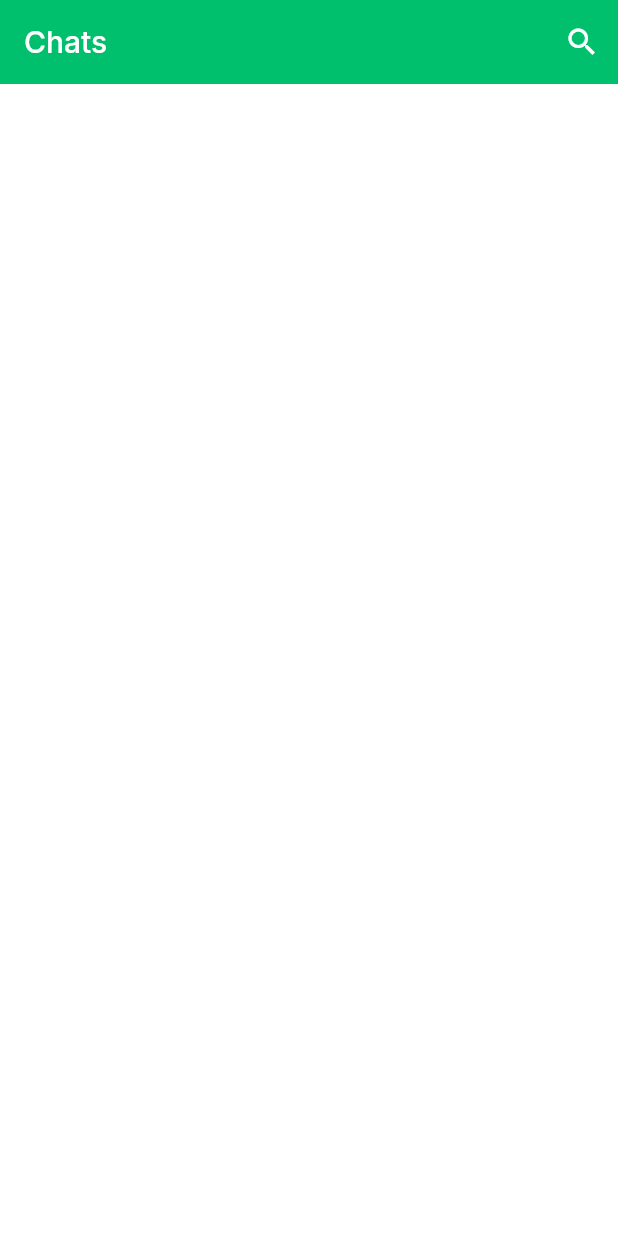
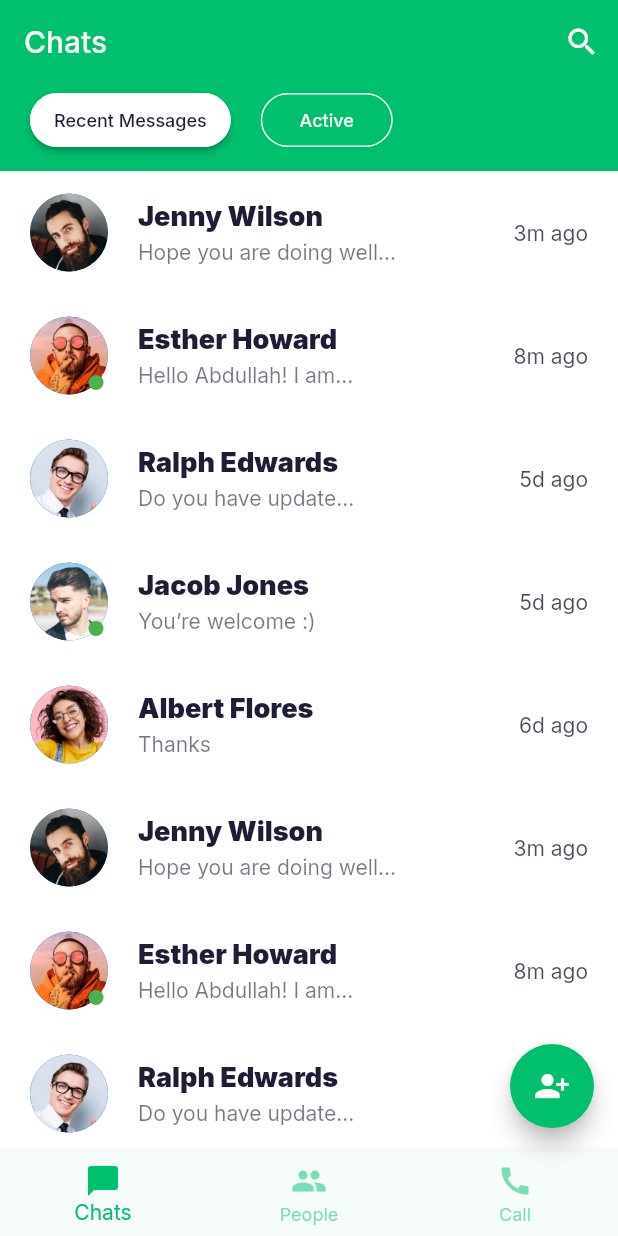
Before and after one commit to Yabish/chatapp-dark-light, a Flutter app: the ChatsScreen screen opened directly, on a phone screen of 412 x 824 dp. Run offline on Flutter 3.47's test engine with Material 2 defaults, Android fonts, the phone set to English and light mode, and no system bars; our stand-ins replace google_fonts.

Commit message:
users screen

```diff
--- a/lib/components/filled_outline_button.dart
+++ b/lib/components/filled_outline_button.dart
@@ -21,6 +21,7 @@ class FillOutlineButton extends StatelessWidget {
         borderRadius: BorderRadius.circular(30),
         side: BorderSide(color: Colors.white),
       ),
+      elevation: isFilled ? 2 : 0,
       color: isFilled ? Colors.white : Colors.transparent,
       onPressed: press,
       child: Text(
--- a/lib/models/Chat.dart
+++ b/lib/models/Chat.dart
@@ -68,4 +68,25 @@ List chatsData = [
     time: "5d ago",
     isActive: false,
   ),
+  Chat(
+    name: "Jenny Wilson",
+    lastMessage: "Hope you are doing well...",
+    image: "assets/images/user.png",
+    time: "3m ago",
+    isActive: false,
+  ),
+  Chat(
+    name: "Esther Howard",
+    lastMessage: "Hello Abdullah! I am...",
+    image: "assets/images/user_2.png",
+    time: "8m ago",
+    isActive: true,
+  ),
+  Chat(
+    name: "Ralph Edwards",
+    lastMessage: "Do you have update...",
+    image: "assets/images/user_3.png",
+    time: "5d ago",
+    isActive: false,
+  ),
 ];
--- a/lib/screens/chats/chats_screen.dart
+++ b/lib/screens/chats/chats_screen.dart
@@ -1,3 +1,5 @@
+import 'package:chat/constants.dart';
+import 'package:chat/screens/chats/components/body.dart';
 import 'package:flutter/material.dart';
 
 class ChatsScreen extends StatelessWidget {
@@ -7,6 +9,35 @@ class ChatsScreen extends StatelessWidget {
   Widget build(BuildContext context) {
     return Scaffold(
       appBar: buildAppBar(),
+      body: Body(),
+      floatingActionButton: FloatingActionButton(
+        onPressed: () {},
+        backgroundColor: kPrimaryColor,
+        child: Icon(
+          Icons.person_add_alt_1,
+          color: Colors.white,
+        ),
+      ),
+      bottomNavigationBar: BottomNavigationBar(items: [
+        BottomNavigationBarItem(
+          icon: Icon(
+            Icons.messenger,
+          ),
+          label: "Chats",
+        ),
+        BottomNavigationBarItem(
+          icon: Icon(
+            Icons.people,
+          ),
+          label: "People",
+        ),
+        BottomNavigationBarItem(
+          icon: Icon(
+            Icons.call,
+          ),
+          label: "Call",
+        ),
+      ]),
     );
   }
 
--- /dev/null
+++ b/lib/screens/chats/components/body.dart
@@ -0,0 +1,48 @@
+import 'package:chat/components/filled_outline_button.dart';
+import 'package:chat/constants.dart';
+import 'package:chat/models/Chat.dart';
+import 'package:chat/screens/chats/components/chat_card.dart';
+import 'package:flutter/material.dart';
+
+class Body extends StatelessWidget {
+  const Body({Key key}) : super(key: key);
+
+  @override
+  Widget build(BuildContext context) {
+    return Column(
+      children: [
+        Container(
+          padding: EdgeInsets.fromLTRB(
+            kDefaultPadding,
+            0,
+            kDefaultPadding,
+            kDefaultPadding / 2,
+          ),
+          color: kPrimaryColor,
+          child: Row(
+            children: [
+              FillOutlineButton(press: () {}, text: "Recent Messages"),
+              SizedBox(width: kDefaultPadding),
+              FillOutlineButton(
+                press: () {},
+                text: "Active",
+                isFilled: false,
+              )
+            ],
+          ),
+        ),
+        Expanded(
+          child: ListView.builder(
+            itemCount: chatsData.length,
+            itemBuilder: (context, index) => ChatCard(
+              chat: chatsData[index],
+              press: () {
+                print('pressed');
+              },
+            ),
+          ),
+        ),
+      ],
+    );
+  }
+}
--- /dev/null
+++ b/lib/screens/chats/components/chat_card.dart
@@ -0,0 +1,85 @@
+import 'package:chat/constants.dart';
+import 'package:chat/models/Chat.dart';
+import 'package:flutter/material.dart';
+
+class ChatCard extends StatelessWidget {
+  const ChatCard({
+    Key key,
+    @required this.chat,
+    @required this.press,
+  }) : super(key: key);
+
+  final Chat chat;
+  final Function press;
+
+  @override
+  Widget build(BuildContext context) {
+    return InkWell(
+      onTap: press,
+      child: Padding(
+        padding: const EdgeInsets.symmetric(
+          horizontal: kDefaultPadding,
+          vertical: kDefaultPadding * .75,
+        ),
+        child: Row(
+          children: [
+            Stack(
+              children: [
+                CircleAvatar(
+                  radius: 26,
+                  backgroundImage: AssetImage(chat.image),
+                ),
+                if (chat.isActive)
+                  Positioned(
+                    bottom: 3,
+                    right: 3,
+                    child: Container(
+                      height: 10,
+                      width: 10,
+                      decoration: BoxDecoration(
+                        color: Colors.green,
+                        shape: BoxShape.circle,
+                      ),
+                    ),
+                  ),
+              ],
+            ),
+            Expanded(
+              child: Padding(
+                padding:
+                    const EdgeInsets.symmetric(horizontal: kDefaultPadding),
+                child: Column(
+                  crossAxisAlignment: CrossAxisAlignment.start,
+                  children: [
+                    Text(
+                      chat.name,
+                      style: TextStyle(
+                        fontSize: 18,
+                        fontWeight: FontWeight.w900,
+                      ),
+                    ),
+                    SizedBox(
+                      height: kDefaultPadding / 5,
+                    ),
+                    Opacity(
+                      opacity: 0.6,
+                      child: Text(
+                        chat.lastMessage,
+                        maxLines: 1,
+                        overflow: TextOverflow.ellipsis,
+                      ),
+                    ),
+                  ],
+                ),
+              ),
+            ),
+            Opacity(
+              opacity: 0.8,
+              child: Text(chat.time),
+            ),
+          ],
+        ),
+      ),
+    );
+  }
+}
--- a/lib/theme.dart
+++ b/lib/theme.dart
@@ -15,6 +15,11 @@ ThemeData lightThemeData(BuildContext context) {
       secondary: kSecondaryColor,
       error: kErrorColor,
     ),
+    bottomNavigationBarTheme: BottomNavigationBarThemeData(
+      backgroundColor: kContentColorDarkTheme,
+      selectedItemColor: kPrimaryColor,
+      unselectedItemColor: kPrimaryColor.withOpacity(0.5),
+    ),
   );
 }
 
@@ -31,6 +36,11 @@ ThemeData darkThemeData(BuildContext context) {
       secondary: kSecondaryColor,
       error: kErrorColor,
     ),
+    bottomNavigationBarTheme: BottomNavigationBarThemeData(
+      backgroundColor: kContentColorLightTheme,
+      selectedItemColor: kPrimaryColor,
+      unselectedItemColor: kPrimaryColor.withOpacity(0.6),
+    ),
   );
 }
 
```
